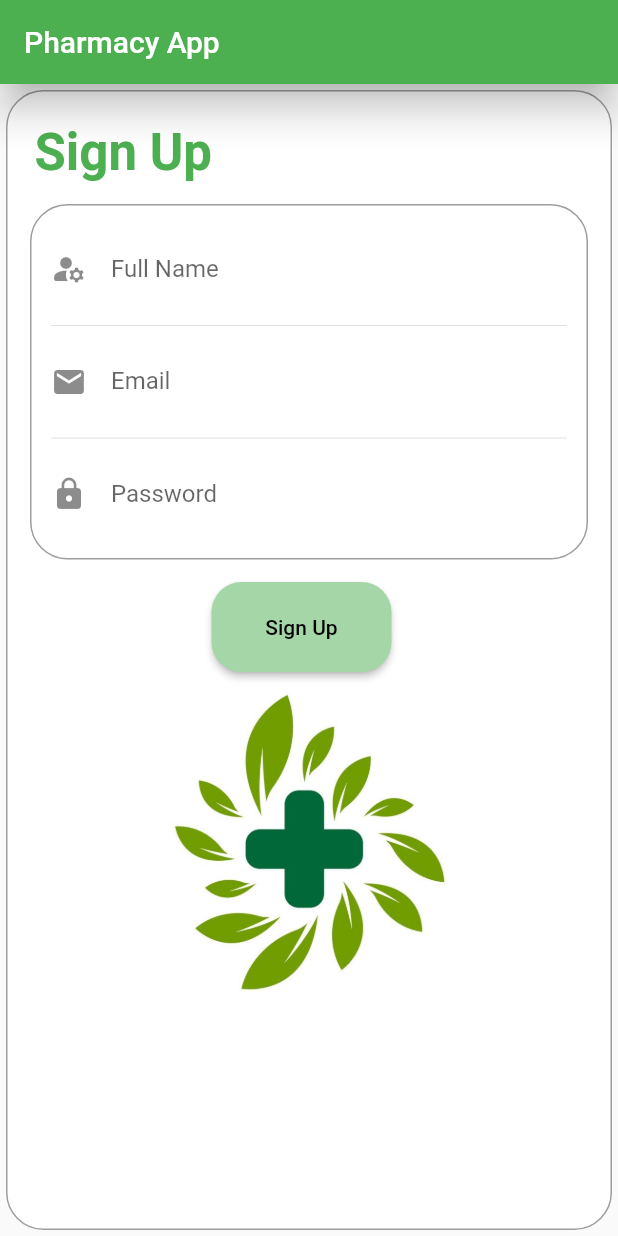
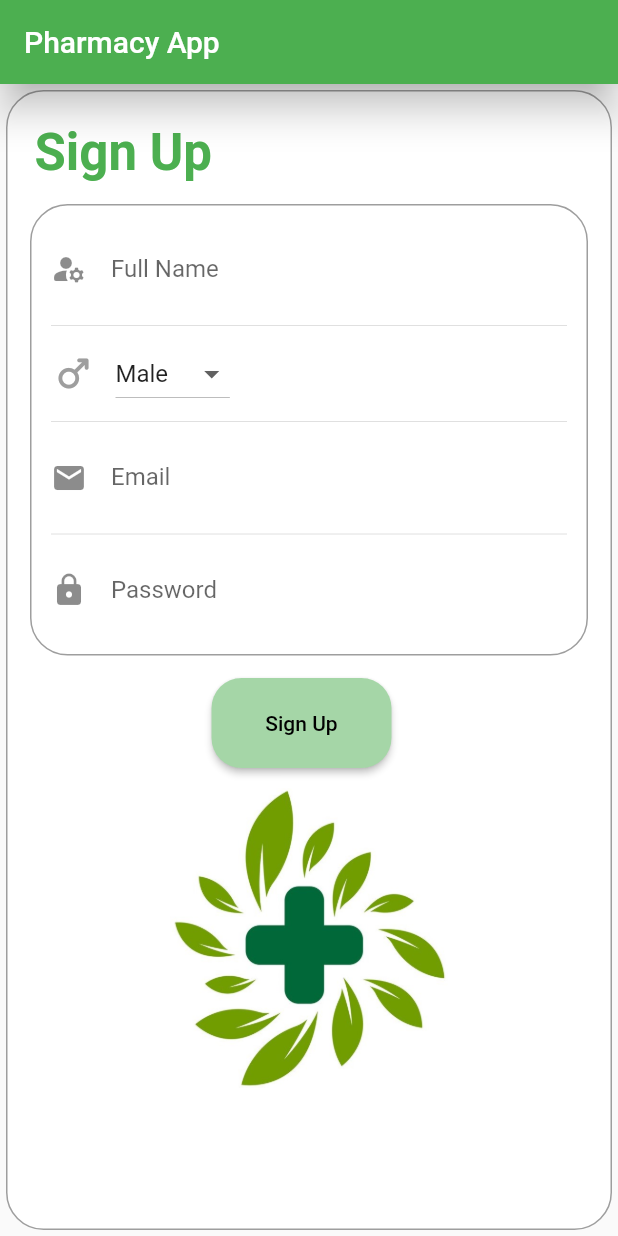
Before and after one commit to CB007753/PharmacyManagement, a Flutter app: the screen it shows after launch, on a phone screen of 412 x 824 dp. Run offline on Flutter 3.47's test engine with Material 2 defaults, Android fonts, the phone set to English and light mode, and no system bars.

Commit message:
adding gender dropdown for registration and few other changes

```diff
--- a/lib/Screens/signUp.dart
+++ b/lib/Screens/signUp.dart
@@ -9,6 +9,9 @@ class _SignUp extends State<SignUp> {
   final _fullnameTextController = TextEditingController();
   final _emailTextController = TextEditingController();
   final _passwordTextController = TextEditingController();
+
+  final _genders=['Male','Female', 'Other'];
+  String _gender = 'Male';
 
   @override
   Widget build(BuildContext context) {
@@ -50,6 +53,7 @@ class _SignUp extends State<SignUp> {
           child: Column(
             children: <Widget>[
 //design for full name textfield
+//adding sized box to specify the width of the text field
       SizedBox(
                 width: 360,
                 child:
@@ -73,6 +77,51 @@ class _SignUp extends State<SignUp> {
                   controller: _fullnameTextController,
                   ),
               ),
+
+              Divider(),
+
+//designing the gender drop down list
+        Row(
+          mainAxisAlignment: MainAxisAlignment.start,
+
+          children: <Widget>[
+
+            new Container(
+                child: new Row(
+
+                  children: <Widget>[
+
+                    Icon(Icons.male_rounded, color: Colors.grey.shade500, size: 30.0),
+
+                    Padding(padding: EdgeInsets.only(left: 13.0),
+
+           child:  DropdownButton<String>(
+              items: _genders.map((String value){
+              return DropdownMenuItem<String>(
+                value: value,
+                child: Text(value),
+
+                );
+            }).toList(),
+
+            value: _gender,
+
+            onChanged:(value){
+               _onDropdownChanged(value!);
+            },
+
+              ),
+        ),
+
+                  ]
+                )
+                )
+
+
+          ],
+        ),
+
+
 
               Divider(),
     //design for input email field
@@ -189,5 +238,12 @@ class _SignUp extends State<SignUp> {
         ],
       ),
     );
+
   }
+  _onDropdownChanged(String value){
+                setState(() {
+
+                  this._gender= value;
+                });
+              }
 }
--- a/lib/main.dart
+++ b/lib/main.dart
@@ -1,7 +1,8 @@
 import 'dart:async';
 import 'package:flutter/material.dart';
-import 'package:pharmacy_management/Screens/signIn.dart';
 import 'package:pharmacy_management/Screens/signUp.dart';
+
+
 void main() {
 runApp(MyApp());
 }
@@ -62,7 +63,9 @@ class HomeScreen extends StatelessWidget {
 Widget build(BuildContext context) {
 	return Scaffold(
 	appBar: AppBar(title:Text("Pharmacy App"),elevation: 10.3),
-	body: SignUp(),
+	body:
+  SignUp(),
+  //SignIn(),
 
 
 	);
```
